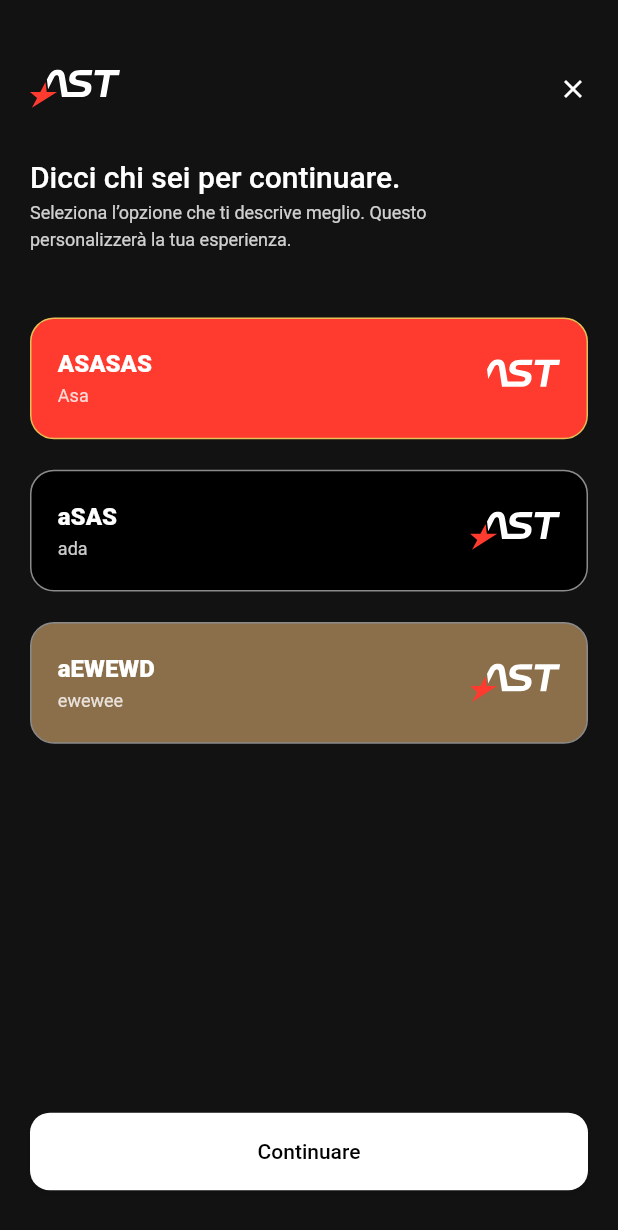
After one commit to rohaan44/Ast-App, a Flutter app: the SelectPlan screen opened directly, on a phone screen of 412 x 824 dp. The commit adds this screen. Shown: the top 1230 px of the screen. Run offline on Flutter 3.47's test engine with Material 3 defaults, Android fonts, the light colour scheme and no system bars; our stand-ins replace dio, flutter_svg, hive_flutter, sizer; accounts and stored records are empty; network calls fail; Roboto replaces fonts that are missing (SF-Pro).

Commit message:
on_boarding in progress

```diff
--- /dev/null
+++ b/lib/feature/on_boarding/select_plan/select_plan.dart
@@ -0,0 +1,162 @@
+import 'package:ast_official/helpers/app_layout_helper.dart';
+import 'package:ast_official/ui_molecules/app_text/app_text.dart';
+import 'package:ast_official/ui_molecules/buttons/app_primary_button.dart';
+import 'package:ast_official/utils/asset_utils.dart';
+import 'package:ast_official/utils/colors_utils.dart';
+import 'package:flutter/material.dart';
+import 'package:flutter_svg/svg.dart';
+
+class SelectPlan extends StatefulWidget {
+  const SelectPlan({super.key});
+
+  @override
+  State<SelectPlan> createState() => _SelectPlanState();
+}
+
+class _SelectPlanState extends State<SelectPlan> {
+  // final Map<String, dynamic> selectType = {
+  //   "title": ["ASASAS", "aSAS", "aEWEWD"],
+  //   "subtitle": ["Asa", "ada", "ewewee"],
+  // };
+  int currentIndex = 0;
+  @override
+  Widget build(BuildContext context) {
+    return Scaffold(
+      body: Padding(
+        padding: const EdgeInsets.symmetric(horizontal: 20),
+        child: Column(
+          crossAxisAlignment: CrossAxisAlignment.start,
+          children: [
+            SizedBox(
+              height: ch(45),
+            ),
+            Row(
+              children: [
+                SvgPicture.asset(AssetUtils.walkthroughIcon),
+                const Spacer(),
+                const Icon(
+                  Icons.close,
+                  color: AppColor.cFFFFFF,
+                  size: 20,
+                )
+              ],
+            ),
+            SizedBox(
+              height: ch(30),
+            ),
+            AppText(
+              txt: "Dicci chi sei per continuare.",
+              fontSize: 20,
+              fontWeight: FontWeight.w500,
+              color: AppColor.cFFFFFF,
+              height: 1.5,
+            ),
+            AppText(
+              txt:
+                  "Seleziona l’opzione che ti descrive meglio. Questo\npersonalizzerà la tua esperienza.",
+              fontSize: 12,
+              fontWeight: FontWeight.w400,
+              color: AppColor.cFFFFFF.withOpacity(0.8),
+              height: 1.5,
+            ),
+            SizedBox(
+              height: ch(42),
+            ),
+            ListView.separated(
+                shrinkWrap: true,
+                primary: false,
+                padding: EdgeInsets.zero,
+                itemBuilder: (context, index) {
+                  return GestureDetector(
+                    onTap: () {
+                      setState(() {
+                        currentIndex = index;
+                      });
+                    },
+                    child: Container(
+                      height: ch(80),
+                      padding: EdgeInsets.symmetric(
+                        horizontal: cw(16),
+                      ),
+                      decoration: BoxDecoration(
+                        color: selectTypeList[index].color,
+                        borderRadius: BorderRadius.circular(16),
+                        border: Border.all(
+                            color: currentIndex == index
+                                ? AppColor.yellow
+                                : AppColor.grey),
+                      ),
+                      child: Row(
+                        mainAxisAlignment: MainAxisAlignment.center,
+                        children: [
+                          Column(
+                            mainAxisAlignment: MainAxisAlignment.center,
+                            crossAxisAlignment: CrossAxisAlignment.start,
+                            children: [
+                              AppText(
+                                txt: selectTypeList[index].title,
+                                fontSize: 16,
+                                fontWeight: FontWeight.w800,
+                                color: AppColor.cFFFFFF,
+                                height: 1.5,
+                              ),
+                              AppText(
+                                txt: selectTypeList[index].subtitle,
+                                fontSize: 12,
+                                fontWeight: FontWeight.w400,
+                                color: AppColor.cFFFFFF.withOpacity(0.8),
+                                height: 1.5,
+                              ),
+                            ],
+                          ),
+                          const Spacer(),
+                          SvgPicture.asset(AssetUtils.walkthroughIcon),
+                        ],
+                      ),
+                    ),
+                  );
+                },
+                separatorBuilder: (context, index) {
+                  return SizedBox(
+                    height: ch(20),
+                  );
+                },
+                itemCount: selectTypeList.length),
+            const Spacer(),
+            AppButton(
+              buttonColor: AppColor.cFFFFFF,
+              onPressed: () {},
+              child: AppText(
+                txt: "Continuare",
+                color: AppColor.black,
+                fontSize: 14,
+                fontWeight: FontWeight.w500,
+              ),
+            ),
+            SizedBox(
+              height: ch(30),
+            ),
+          ],
+        ),
+      ),
+    );
+  }
+}
+
+class SelectType {
+  final String title;
+  final String subtitle;
+  final Color color;
+
+  SelectType({
+    required this.title,
+    required this.subtitle,
+    required this.color,
+  });
+}
+
+final List<SelectType> selectTypeList = [
+  SelectType(title: "ASASAS", subtitle: "Asa", color: AppColor.primary),
+  SelectType(title: "aSAS", subtitle: "ada", color: AppColor.black),
+  SelectType(title: "aEWEWD", subtitle: "ewewee", color: AppColor.brown),
+];
--- /dev/null
+++ b/lib/ui_molecules/app_text/app_text.dart
@@ -0,0 +1,60 @@
+import 'package:ast_official/utils/colors_utils.dart';
+
+import 'package:flutter/material.dart';
+
+// ignore: must_be_immutable
+class AppText extends StatelessWidget {
+  AppText({
+    Key? key,
+    required this.txt,
+    this.fontSize,
+    this.fontWeight,
+    this.color,
+    this.fontFamily,
+    this.textAlign,
+    this.height,
+    this.letterspacing,
+    this.wordspacing,
+    this.decoration,
+    this.textStyle,
+    this.maxLines,
+    this.decorationColor,
+    this.overflow,
+  }) : super(key: key);
+  final String txt;
+  double? fontSize;
+  FontWeight? fontWeight;
+  Color? color;
+  String? fontFamily;
+  TextAlign? textAlign;
+  double? height;
+  TextDecoration? decoration;
+  TextStyle? textStyle;
+  double? letterspacing;
+  double? wordspacing;
+  int? maxLines;
+  TextOverflow? overflow;
+
+  Color? decorationColor;
+  @override
+  Widget build(BuildContext context) {
+    return Text(
+      txt,
+      maxLines: maxLines ?? 10,
+      overflow: overflow ?? TextOverflow.visible,
+      textAlign: textAlign ?? TextAlign.start,
+      style: textStyle ??
+          TextStyle(
+            // fontFamily: fontFamily ,
+            fontSize: fontSize ?? 14,
+            fontWeight: fontWeight ?? FontWeight.w500,
+            color: color ?? AppColor.cFFFFFF,
+            height: height ?? 1.0,
+            letterSpacing: letterspacing ?? 0,
+            wordSpacing: wordspacing ?? 0,
+            decorationColor: decorationColor,
+            decoration: decoration ?? TextDecoration.none,
+          ),
+    );
+  }
+}
--- a/lib/ui_molecules/buttons/app_primary_button.dart
+++ b/lib/ui_molecules/buttons/app_primary_button.dart
@@ -31,6 +31,9 @@ class AppButton extends StatelessWidget {
     this.isRow = false,
     this.svg,
     this.boxShadow,
+    this.showIcon = false,
+    this.icon,
+    this.iconSpacing = 8.0,
   });
 
   final String? text;
@@ -59,6 +62,11 @@ class AppButton extends StatelessWidget {
   final Widget? svg;
   final bool? fromAuthScreen;
 
+  // 🔹 New properties for icon support
+  final bool showIcon;
+  final Widget? icon;
+  final double iconSpacing;
+
   @override
   Widget build(BuildContext context) {
     return InkWell(
@@ -75,10 +83,9 @@ class AppButton extends StatelessWidget {
         height: height ?? ch(51),
         decoration: buttonStyle ??
             BoxDecoration(
-              boxShadow:boxShadow ??
+              boxShadow: boxShadow ??
                   [
                     BoxShadow(
-              // ignore: deprecated_member_use
                       color: AppColor.c000000.withOpacity(0.10),
                       blurRadius: 4,
                       offset: const Offset(0, 2),
@@ -91,16 +98,22 @@ class AppButton extends StatelessWidget {
               border: isBorder
                   ? Border.all(
                       color: borderColor ?? AppColor.cFFF7EF,
-                      width: borderWidth)
+                      width: borderWidth,
+                    )
                   : null,
             ),
         child: child ??
             (!isLoading
                 ? Row(
-                    mainAxisAlignment: isRow
-                        ? MainAxisAlignment.spaceBetween
-                        : MainAxisAlignment.center,
+                    mainAxisAlignment: MainAxisAlignment.center,
+                    mainAxisSize: MainAxisSize.min,
                     children: [
+                      // 🔹 Optional icon (centered with text)
+                      if (showIcon && icon != null) ...[
+                        icon!,
+                        if (text != null) SizedBox(width: iconSpacing),
+                      ],
+
                       if (text != null)
                         Text(
                           text!,
@@ -118,10 +131,11 @@ class AppButton extends StatelessWidget {
                                 height: textHeight,
                               ),
                         ),
+
                       if (isRow && svg != null) ...[
                         const Spacer(),
                         svg!,
-                      ]
+                      ],
                     ],
                   )
                 : const CircularProgressIndicator(color: AppColor.white)),
--- a/lib/utils/asset_utils.dart
+++ b/lib/utils/asset_utils.dart
@@ -1,13 +1,18 @@
 class AssetUtils {
-    AssetUtils._();
-      static const String svg = "assets/svg/";
+  AssetUtils._();
+  static const String svg = "assets/svg/";
   static const String png = "assets/images/";
+  static const String jpg = "assets/images/";
 
-  static const String appbarLogo= "${png}appbar_logo.png";
+  static const String appbarLogo = "${png}appbar_logo.png";
+  static const String walkthrogh1 = "${jpg}walkthrough_1.png";
+  static const String walkthrogh2 = "${jpg}walkthrough_2.png";
+  static const String walkthrogh3 = "${jpg}walkthrough_3.png";
+  static const String walkthrogh4 = "${jpg}walkthrough_4.png";
 
+  //********** */ svg icons && images
 
-
-
-  //Icons
-    static const String backArrow= "${svg}back_arrow.svg";
+  static const String backArrow = "${svg}back_arrow.svg";
+  static const String logoIcon = "${svg}Logo.svg";
+  static const String walkthroughIcon = "${svg}walkthrough_icon.svg";
 }
--- a/lib/utils/colors_utils.dart
+++ b/lib/utils/colors_utils.dart
@@ -111,4 +111,5 @@ class AppColor {
 
   static const c03D34E = Color(0xff03D34E);
   static const c11E25C = Color(0xff11E25C);
+  static const primary = Color(0xffFF3A2F);
 }
```
Also changed, not shown: lib/app_ui_helpers/app_router/app_router.dart (added, +29 -0 lines), lib/feature/on_boarding/walk_through/walk_through.dart (added, +245 -0 lines), lib/feature/splash_screen/splash_screen.dart (added, +39 -0 lines), lib/main.dart (+12 -22 lines), lib/ui_molecules/app_dismis_keyboard.dart (added, +17 -0 lines), assets/images/walkthrough_1.jpeg (added), assets/images/walkthrough_2.jpeg (added), assets/images/walkthrough_3.jpeg (added), assets/images/walkthrough_4.jpeg (added), assets/svg/Logo.svg (added), assets/svg/walkthrough_icon.svg (added), lib/feature/on_boarding/sign_in.dart (added), lib/feature/on_boarding/sign_up.dart (added). Lines whose indentation alone changed are shown as unchanged.
